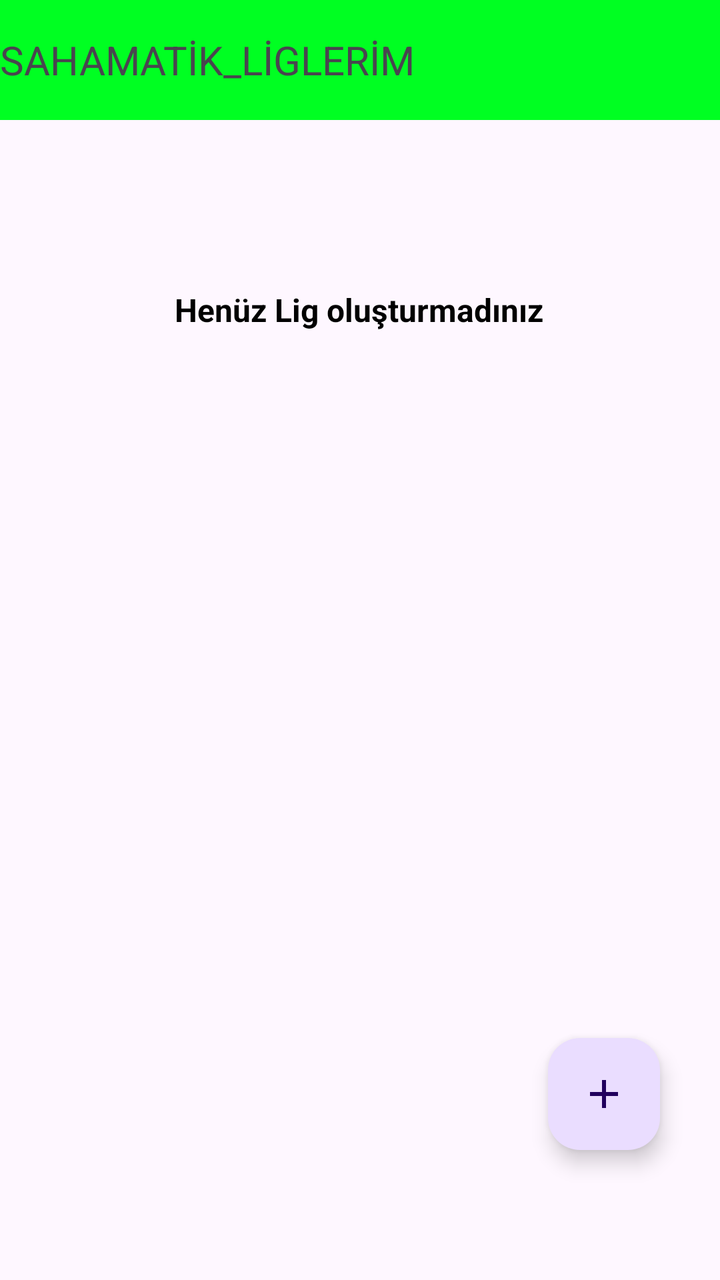
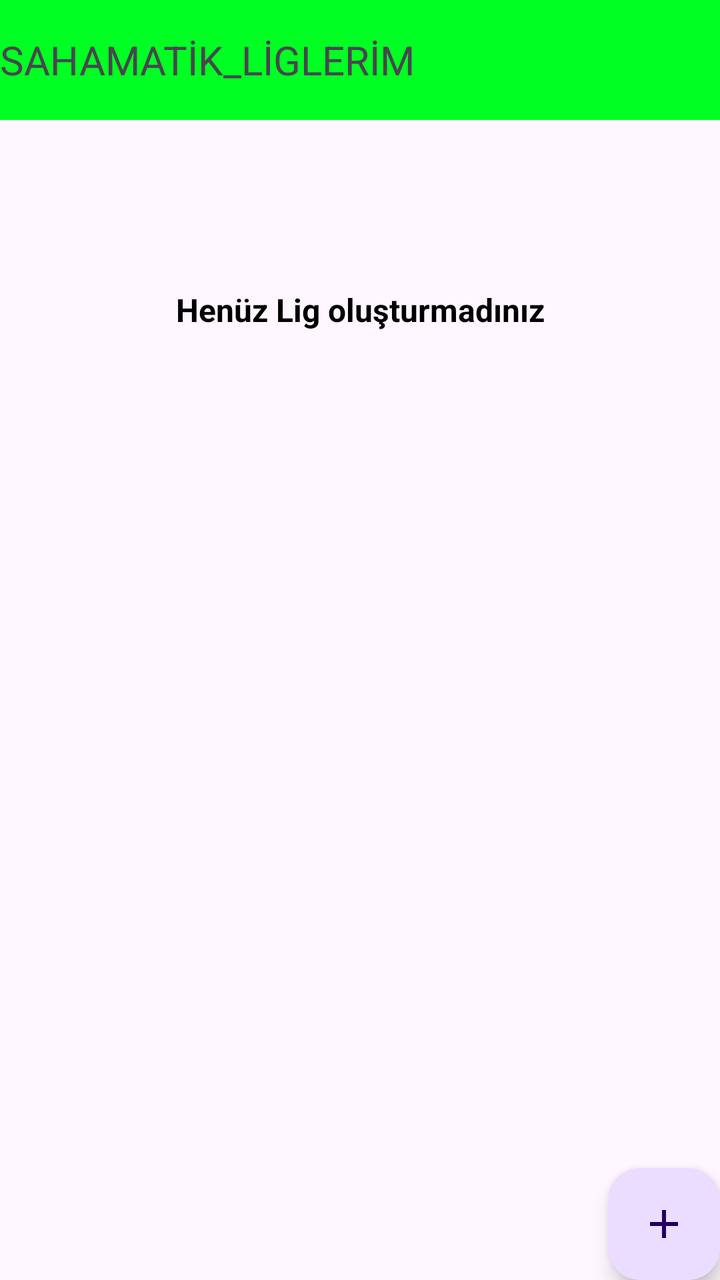

Before-and-after screenshots of an Android layout around one commit, followed by the original layout XML and the change that was made.
<!-- AndroidManifest.xml: application theme Theme.SahaMatik_Lig -->
<!-- res/layout/activity_main.xml -->
<?xml version="1.0" encoding="utf-8"?>
<androidx.constraintlayout.widget.ConstraintLayout xmlns:android="http://schemas.android.com/apk/res/android"
    xmlns:app="http://schemas.android.com/apk/res-auto"
    xmlns:tools="http://schemas.android.com/tools"
    android:id="@+id/main"
    style="bold"
    android:layout_width="match_parent"
    android:layout_height="match_parent"
    tools:context=".view.MainActivity">


    <RelativeLayout
        android:id="@+id/toolbarliglerim"
        android:layout_width="match_parent"
        android:layout_height="60dp"
        android:background="#00FF22"
        tools:layout_editor_absoluteX="126dp"
        tools:layout_editor_absoluteY="-3dp"
        tools:ignore="MissingConstraints">


        <TextView
            android:id="@+id/textView"
            android:layout_width="wrap_content"
            android:layout_height="wrap_content"
            android:layout_centerVertical="true"

            android:text="SAHAMATİK_LİGLERİM"
            android:textSize="20sp" />
    </RelativeLayout>

    <TextView
        android:id="@+id/txtEmptyStatus"
        android:layout_width="wrap_content"
        android:layout_height="wrap_content"
        android:layout_marginTop="144dp"
        android:text="Henüz Lig oluşturmadınız"
        android:textColor="@color/black"
        android:textSize="16dp"
        android:textStyle="bold"
        app:layout_constraintEnd_toEndOf="parent"
        app:layout_constraintHorizontal_bias="0.497"
        app:layout_constraintStart_toStartOf="parent"
        app:layout_constraintTop_toBottomOf="parent"
        app:layout_constraintTop_toTopOf="@id/toolbarliglerim" />

    <androidx.recyclerview.widget.RecyclerView
        android:id="@+id/recyclerViewLeagues"
        android:layout_width="match_parent"
        android:layout_height="0dp"
        android:layout_marginBottom="268dp"
        app:layout_constraintBottom_toBottomOf="parent"
        tools:layout_editor_absoluteX="-16dp" />

    <com.google.android.material.floatingactionbutton.FloatingActionButton
        android:id="@+id/floatingActionButton"
        android:layout_width="wrap_content"
        android:layout_height="wrap_content"
        android:background="#00FF22"
        android:clickable="true"
        app:layout_constraintBottom_toBottomOf="parent"
        app:layout_constraintEnd_toEndOf="parent"
        app:layout_constraintHorizontal_bias="0.901"
        app:layout_constraintStart_toStartOf="parent"
        app:layout_constraintTop_toBottomOf="@+id/recyclerViewLeagues"
        app:layout_constraintVertical_bias="0.693"
        app:srcCompat="@drawable/baseline_add_24" />
</androidx.constraintlayout.widget.ConstraintLayout>
<!-- resources referenced by this layout -->
<resources>
  <color name="black">#FF000000</color>
  <!-- drawable baseline_add_24 (drawable) -->
  <vector xmlns:android="http://schemas.android.com/apk/res/android" android:height="24dp" android:tint="#000000" android:viewportHeight="24" android:viewportWidth="24" android:width="24dp">
        
      <path android:fillColor="@android:color/white" android:pathData="M19,13h-6v6h-2v-6H5v-2h6V5h2v6h6v2z"/>
      
  </vector>
  <style name="Theme.SahaMatik_Lig" parent="Base.Theme.SahaMatik_Lig" />
  <style name="Base.Theme.SahaMatik_Lig" parent="Theme.Material3.DayNight.NoActionBar">
          
          
      </style>
</resources>

<!-- the commit's change to res/layout/activity_main.xml (unified diff, before → after) -->
@@ -2,29 +2,25 @@
 <androidx.constraintlayout.widget.ConstraintLayout xmlns:android="http://schemas.android.com/apk/res/android"
     xmlns:app="http://schemas.android.com/apk/res-auto"
     xmlns:tools="http://schemas.android.com/tools"
-    android:id="@+id/main"
-    style="bold"
+    android:id="@+id/fabAddLeague"
     android:layout_width="match_parent"
     android:layout_height="match_parent"
     tools:context=".view.MainActivity">
 
-
     <RelativeLayout
         android:id="@+id/toolbarliglerim"
-        android:layout_width="match_parent"
+        android:layout_width="0dp"
         android:layout_height="60dp"
         android:background="#00FF22"
-        tools:layout_editor_absoluteX="126dp"
-        tools:layout_editor_absoluteY="-3dp"
-        tools:ignore="MissingConstraints">
-
+        app:layout_constraintEnd_toEndOf="parent"
+        app:layout_constraintStart_toStartOf="parent"
+        app:layout_constraintTop_toTopOf="parent">
 
         <TextView
             android:id="@+id/textView"
             android:layout_width="wrap_content"
             android:layout_height="wrap_content"
             android:layout_centerVertical="true"
-
             android:text="SAHAMATİK_LİGLERİM"
             android:textSize="20sp" />
     </RelativeLayout>
@@ -39,18 +35,17 @@
         android:textSize="16dp"
         android:textStyle="bold"
         app:layout_constraintEnd_toEndOf="parent"
-        app:layout_constraintHorizontal_bias="0.497"
         app:layout_constraintStart_toStartOf="parent"
-        app:layout_constraintTop_toBottomOf="parent"
         app:layout_constraintTop_toTopOf="@id/toolbarliglerim" />
 
     <androidx.recyclerview.widget.RecyclerView
         android:id="@+id/recyclerViewLeagues"
-        android:layout_width="match_parent"
+        android:layout_width="0dp"
         android:layout_height="0dp"
-        android:layout_marginBottom="268dp"
-        app:layout_constraintBottom_toBottomOf="parent"
-        tools:layout_editor_absoluteX="-16dp" />
+        app:layout_constraintBottom_toTopOf="@id/floatingActionButton"
+        app:layout_constraintEnd_toEndOf="parent"
+        app:layout_constraintStart_toStartOf="parent"
+        app:layout_constraintTop_toBottomOf="@id/toolbarliglerim" />
 
     <com.google.android.material.floatingactionbutton.FloatingActionButton
         android:id="@+id/floatingActionButton"
@@ -60,9 +55,5 @@
         android:clickable="true"
         app:layout_constraintBottom_toBottomOf="parent"
         app:layout_constraintEnd_toEndOf="parent"
-        app:layout_constraintHorizontal_bias="0.901"
-        app:layout_constraintStart_toStartOf="parent"
-        app:layout_constraintTop_toBottomOf="@+id/recyclerViewLeagues"
-        app:layout_constraintVertical_bias="0.693"
         app:srcCompat="@drawable/baseline_add_24" />
 </androidx.constraintlayout.widget.ConstraintLayout>
